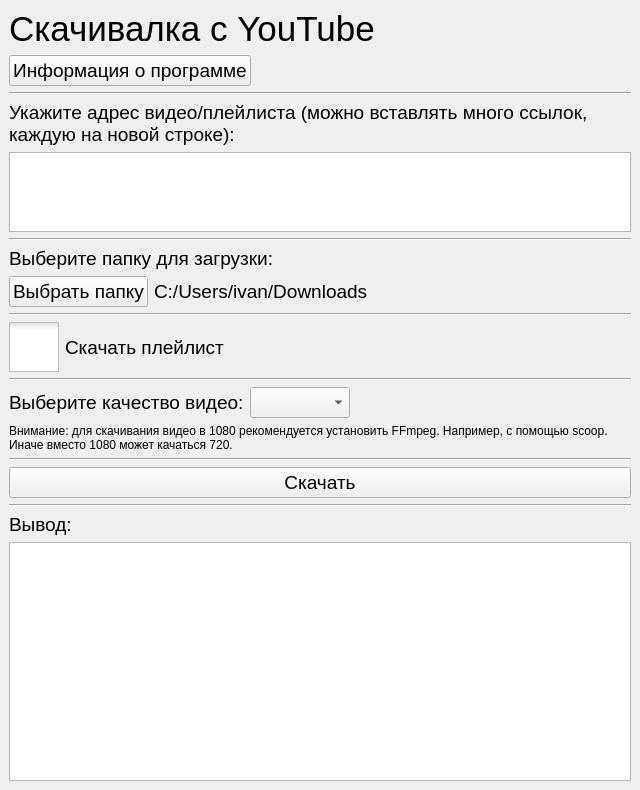
SeryiBaran/yt-dlp-python-gui, file ui/main.ui: the form before one commit.
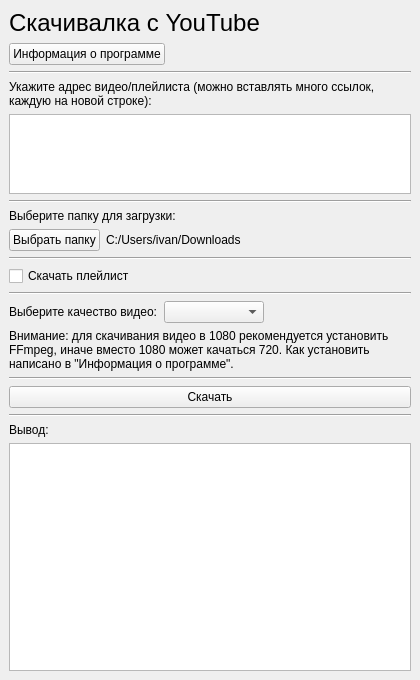
The form after the commit. Icons and pictures are not drawn.

Diff of the .ui file:
```diff
--- a/ui/main.ui
+++ b/ui/main.ui
@@ -9,13 +9,13 @@
    <rect>
     <x>0</x>
     <y>0</y>
-    <width>640</width>
-    <height>790</height>
+    <width>420</width>
+    <height>680</height>
    </rect>
   </property>
   <property name="font">
    <font>
-    <pointsize>14</pointsize>
+    <pointsize>9</pointsize>
    </font>
   </property>
   <property name="windowTitle">
@@ -62,8 +62,8 @@
         <rect>
          <x>0</x>
          <y>0</y>
-         <width>640</width>
-         <height>790</height>
+         <width>420</width>
+         <height>680</height>
         </rect>
        </property>
        <layout class="QVBoxLayout" name="verticalLayout_3">
@@ -71,7 +71,7 @@
          <widget class="QLabel" name="label_13">
           <property name="font">
            <font>
-            <pointsize>26</pointsize>
+            <pointsize>18</pointsize>
            </font>
           </property>
           <property name="text">
@@ -190,27 +190,6 @@
         </item>
         <item>
          <widget class="QCheckBox" name="check_download_playlist">
-          <property name="font">
-           <font>
-            <pointsize>14</pointsize>
-           </font>
-          </property>
-          <property name="styleSheet">
-           <string notr="true">QCheckBox::indicator
-{
-	width: 50px;
-	height: 50px;
-}
-QCheckBox::indicator:checked
-{
-    image: url(:/icons/CarbonCheckboxChecked.svg);
-}
-QCheckBox::indicator:unchecked
-{
-    image: url(:/icons/CarbonCheckbox.svg);
-}
-</string>
-          </property>
           <property name="text">
            <string>Скачать плейлист</string>
           </property>
@@ -265,7 +244,7 @@
            </font>
           </property>
           <property name="text">
-           <string>Внимание: для скачивания видео в 1080 рекомендуется установить FFmpeg. Например, с помощью scoop. Иначе вместо 1080 может качаться 720.</string>
+           <string>Внимание: для скачивания видео в 1080 рекомендуется установить FFmpeg, иначе вместо 1080 может качаться 720. Как установить написано в &quot;Информация о программе&quot;.</string>
           </property>
           <property name="wordWrap">
            <bool>true</bool>
```
